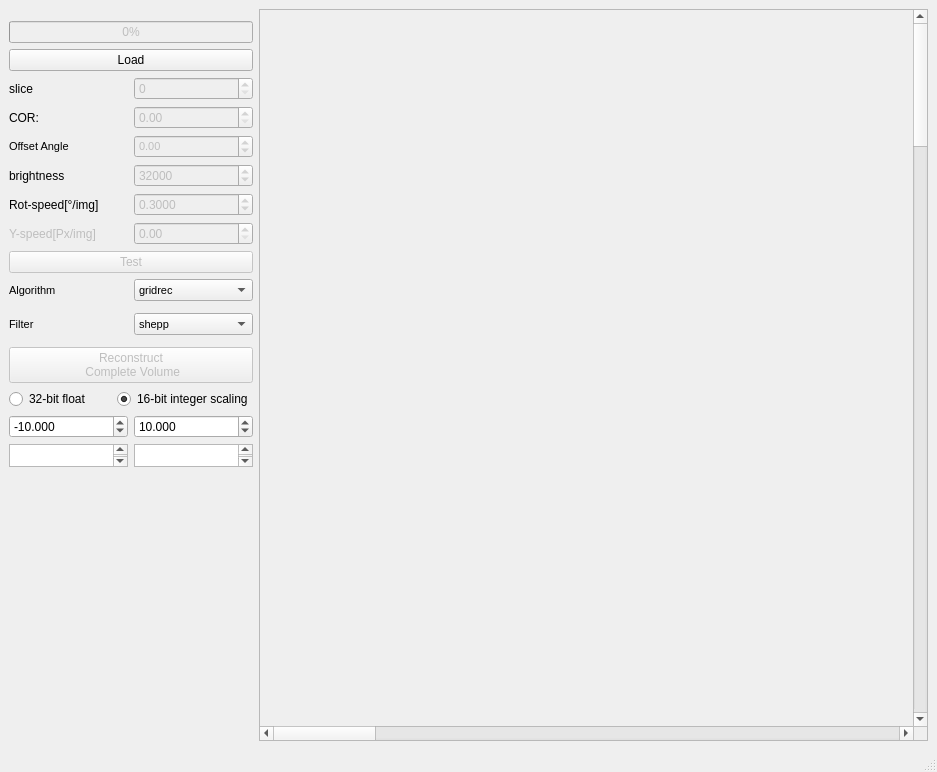
Above: BAMline_on_the_fly_CT/on_the_fly_CT_tester.ui from HMarkoetter/BAMline_CT_preview_RECO before the change. Below: the same form after it.
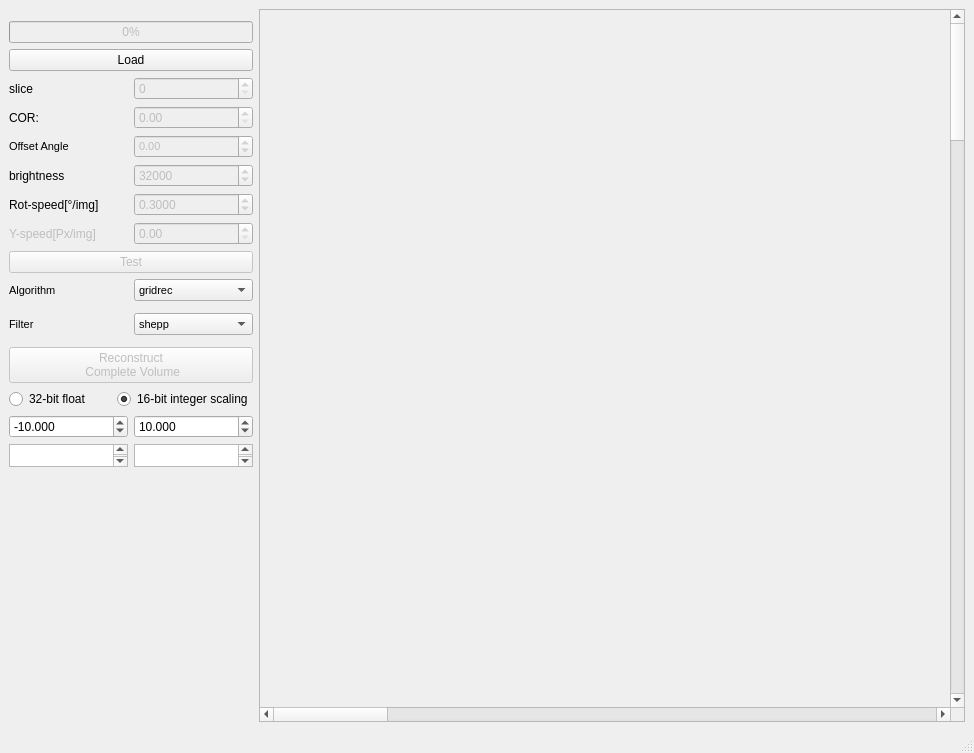
That is the form after the change.

Patch:
```diff
--- a/BAMline_on_the_fly_CT/on_the_fly_CT_tester.ui
+++ b/BAMline_on_the_fly_CT/on_the_fly_CT_tester.ui
@@ -6,8 +6,8 @@
    <rect>
     <x>0</x>
     <y>0</y>
-    <width>937</width>
-    <height>772</height>
+    <width>974</width>
+    <height>753</height>
    </rect>
   </property>
   <property name="windowTitle">
```
Left out of the diff: 2 changed lines with no effect on the pictures.
